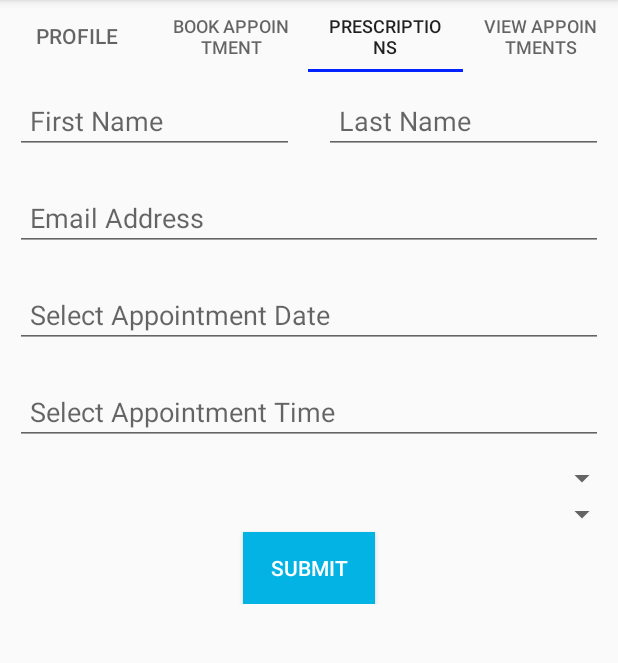
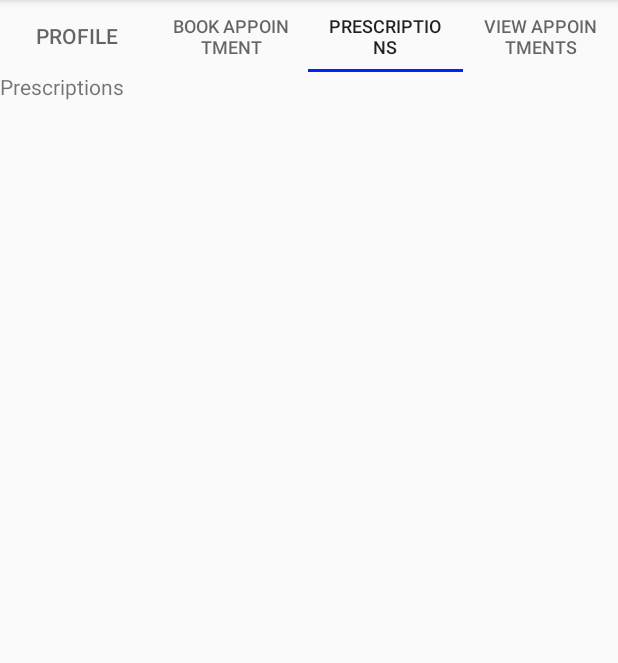
Before and after one commit to architkaila/DoctorOnTheGoApp, an Android app: the PatientProfile screen opened directly, with no data from a screen before it, tab 3 chosen, on a phone screen of 412 x 824 dp, the part 84-747 px from its top. Run offline under Robolectric (Android 15) with nearby library versions, the phone set to English and light mode, and no system bars; our stand-ins replace Firebase (no records; nobody signed in at launch, a user with empty details on screens opened directly).

```diff
--- a/app/src/main/java/software/doctoronthego/fragments/PatientAdaptor.java
+++ b/app/src/main/java/software/doctoronthego/fragments/PatientAdaptor.java
@@ -28,9 +28,9 @@ public class PatientAdaptor extends FragmentPagerAdapter {
         else if(position == 1) {
             return new PatientBookAppointment();
         } else if (position == 2) {
-            return new PatientBookAppointment();
+            return new PatientPrescriptions();
         } else {
-            return new PatientPrescriptions();
+            return new PatientViewAppointment();
         }
     }
 
--- a/app/src/main/java/software/doctoronthego/fragments/PatientBookAppointment.java
+++ b/app/src/main/java/software/doctoronthego/fragments/PatientBookAppointment.java
@@ -2,18 +2,42 @@ package software.doctoronthego.fragments;
 
 
 import android.os.Bundle;
+import android.support.annotation.NonNull;
+import android.support.annotation.Nullable;
 import android.support.v4.app.Fragment;
+import android.util.Log;
 import android.view.LayoutInflater;
 import android.view.View;
 import android.view.ViewGroup;
+import android.widget.Button;
+import android.widget.EditText;
+
+import com.google.android.gms.tasks.OnFailureListener;
+import com.google.android.gms.tasks.OnSuccessListener;
+import com.google.firebase.auth.FirebaseUser;
+import com.google.firebase.firestore.DocumentReference;
+import com.google.firebase.firestore.DocumentSnapshot;
+import com.google.firebase.firestore.EventListener;
+import com.google.firebase.firestore.FirebaseFirestore;
+import com.google.firebase.firestore.FirebaseFirestoreException;
+
+import java.util.HashMap;
+import java.util.Map;
 
 import software.doctoronthego.R;
+
+import static software.doctoronthego.fragments.PatientSignIn.mAuth;
 
 /**
  * A simple {@link Fragment} subclass.
  */
 public class PatientBookAppointment extends Fragment {
 
+    String userEmail;
+    EditText fname, lname, email, date, time;
+    FirebaseUser currentUser;
+    Button submit;
+    DocumentReference db;
 
     public PatientBookAppointment() {
         // Required empty public constructor
@@ -24,7 +48,61 @@ public class PatientBookAppointment extends Fragment {
     public View onCreateView(LayoutInflater inflater, ViewGroup container,
                              Bundle savedInstanceState) {
         // Inflate the layout for this fragment
-        return inflater.inflate(R.layout.fragment_patient_book_appointment, container, false);
+        View v = inflater.inflate(R.layout.fragment_patient_book_appointment, container, false);
+
+        fname = v.findViewById(R.id.fname);
+        lname = v.findViewById(R.id.lname);
+        email = v.findViewById(R.id.email);
+        currentUser = mAuth.getCurrentUser();
+        userEmail = currentUser.getEmail();
+        submit = v.findViewById(R.id.submit);
+        date = v.findViewById(R.id.datepicker);
+        time = v.findViewById(R.id.timepicker);
+
+        db = FirebaseFirestore.getInstance().collection("patientData").document(userEmail);
+        return v;
     }
 
+    @Override
+    public void onStart() {
+        super.onStart();
+        db.addSnapshotListener(getActivity(), new EventListener<DocumentSnapshot>() {
+            @Override
+            public void onEvent(DocumentSnapshot documentSnapshot, FirebaseFirestoreException e) {
+                if (documentSnapshot.exists()) {
+                    String mFirstName = (String) documentSnapshot.get("first_name");
+                    String mLastName = (String) documentSnapshot.get("last_name");
+                    fname.setText(mFirstName);
+                    lname.setText(mLastName);
+                    email.setText(userEmail);
+                }
+            }
+        });
+    }
+
+    @Override
+    public void onActivityCreated(@Nullable Bundle savedInstanceState) {
+        submit.setOnClickListener(new View.OnClickListener() {
+            @Override
+            public void onClick(View v) {
+
+                Map<String, Object> AppointmentData = new HashMap<>();
+                AppointmentData.put("date", date.getText().toString());
+                AppointmentData.put("time", time.getText().toString());
+
+                db.collection("Appointments").document().set(AppointmentData).addOnSuccessListener(new OnSuccessListener<Void>() {
+                    @Override
+                    public void onSuccess(Void aVoid) {
+                        Log.d("PatientBookAppointment", "Saved");
+                    }
+                }).addOnFailureListener(new OnFailureListener() {
+                    @Override
+                    public void onFailure(@NonNull Exception e) {
+                        Log.d("PatientBookAppointment", "Not Saved");
+                    }
+                });
+            }
+        });
+        super.onActivityCreated(savedInstanceState);
+    }
 }
--- a/app/src/main/java/software/doctoronthego/fragments/PatientProfile.java
+++ b/app/src/main/java/software/doctoronthego/fragments/PatientProfile.java
@@ -39,6 +39,24 @@ public class PatientProfile extends Fragment {
     }
 
     @Override
+    public View onCreateView(LayoutInflater inflater, ViewGroup container,
+                             Bundle savedInstanceState) {
+        // Inflate the layout for this fragment
+        View v = inflater.inflate(R.layout.fragment_patient_profile, container, false);
+        updateProfile = v.findViewById(R.id.updateProfile);
+        fname = v.findViewById(R.id.fname1);
+        lname = v.findViewById(R.id.lname1);
+        age = v.findViewById(R.id.age1);
+        address = v.findViewById(R.id.address1);
+        email = v.findViewById(R.id.email1);
+        currentUser = mAuth.getCurrentUser();
+        userEmail = currentUser.getEmail();
+
+        db = FirebaseFirestore.getInstance().collection("patientData").document(userEmail);
+        return v;
+    }
+
+    @Override
     public void onStart() {
         super.onStart();
         db.addSnapshotListener(getActivity(), new EventListener<DocumentSnapshot>() {
@@ -60,24 +78,6 @@ public class PatientProfile extends Fragment {
     }
 
     @Override
-    public View onCreateView(LayoutInflater inflater, ViewGroup container,
-                             Bundle savedInstanceState) {
-        // Inflate the layout for this fragment
-        View v = inflater.inflate(R.layout.fragment_patient_profile, container, false);
-        updateProfile = v.findViewById(R.id.updateProfile);
-        fname = v.findViewById(R.id.fname1);
-        lname = v.findViewById(R.id.lname1);
-        age = v.findViewById(R.id.age1);
-        address = v.findViewById(R.id.address1);
-        email = v.findViewById(R.id.email1);
-        currentUser = mAuth.getCurrentUser();
-        userEmail = currentUser.getEmail();
-
-        db = FirebaseFirestore.getInstance().collection("patientData").document(userEmail);
-        return v;
-    }
-
-    @Override
     public void onActivityCreated(@Nullable Bundle savedInstanceState) {
         updateProfile.setOnClickListener(new View.OnClickListener() {
             @Override
--- a/app/src/main/java/software/doctoronthego/fragments/PatientViewAppointment.java
+++ b/app/src/main/java/software/doctoronthego/fragments/PatientViewAppointment.java
@@ -2,18 +2,38 @@ package software.doctoronthego.fragments;
 
 
 import android.os.Bundle;
+import android.support.annotation.NonNull;
+import android.support.annotation.Nullable;
 import android.support.v4.app.Fragment;
+import android.util.Log;
 import android.view.LayoutInflater;
 import android.view.View;
 import android.view.ViewGroup;
+import android.widget.TextView;
+
+import com.google.android.gms.tasks.OnCompleteListener;
+import com.google.android.gms.tasks.Task;
+import com.google.firebase.auth.FirebaseUser;
+import com.google.firebase.firestore.DocumentReference;
+import com.google.firebase.firestore.DocumentSnapshot;
+import com.google.firebase.firestore.FirebaseFirestore;
+import com.google.firebase.firestore.QuerySnapshot;
 
 import software.doctoronthego.R;
+
+import static android.content.ContentValues.TAG;
+import static software.doctoronthego.fragments.PatientSignIn.mAuth;
 
 /**
  * A simple {@link Fragment} subclass.
  */
 public class PatientViewAppointment extends Fragment {
 
+    String userEmail;
+    FirebaseUser currentUser;
+    DocumentReference db;
+    TextView appointments;
+    StringBuilder data = new StringBuilder();
 
     public PatientViewAppointment() {
         // Required empty public constructor
@@ -23,8 +43,39 @@ public class PatientViewAppointment extends Fragment {
     @Override
     public View onCreateView(LayoutInflater inflater, ViewGroup container,
                              Bundle savedInstanceState) {
+
         // Inflate the layout for this fragment
-        return inflater.inflate(R.layout.fragment_patient_view_appointment, container, false);
+        View v = inflater.inflate(R.layout.fragment_patient_view_appointment, container, false);
+
+        currentUser = mAuth.getCurrentUser();
+        userEmail = currentUser.getEmail();
+        appointments = v.findViewById(R.id.appointments);
+        db = FirebaseFirestore.getInstance().collection("patientData").document(userEmail);
+        return v;
     }
 
+    @Override
+    public void onActivityCreated(@Nullable Bundle savedInstanceState) {
+        super.onActivityCreated(savedInstanceState);
+
+        db.collection("Appointments")
+                .get()
+                .addOnCompleteListener(new OnCompleteListener<QuerySnapshot>() {
+                    @Override
+                    public void onComplete(@NonNull Task<QuerySnapshot> task) {
+
+                        if (task.isSuccessful()) {
+                            data.setLength(0);
+                            for (DocumentSnapshot doc : task.getResult()) {
+                                data.append(doc.getString("date")).append("    ").append(doc.getString("time")).append("\n");
+                                Log.d(TAG, doc.getId() + " => " + doc.getData());
+                            }
+                            appointments.setText(data.toString());
+
+                        } else {
+                            Log.d(TAG, "Error getting documents: ", task.getException());
+                        }
+                    }
+                });
+    }
 }
--- a/app/src/main/res/layout/fragment_patient_book_appointment.xml
+++ b/app/src/main/res/layout/fragment_patient_book_appointment.xml
@@ -20,8 +20,7 @@
                 android:layout_height="wrap_content"
                 android:layout_margin="10dp"
                 android:layout_weight="1"
-                android:hint="@string/signup_hint_1"
-                android:inputType="textPersonName"
+                android:inputType="none"
                 android:padding="10dp"
                 />
 
@@ -31,8 +30,7 @@
                 android:layout_height="wrap_content"
                 android:layout_margin="10dp"
                 android:layout_weight="1"
-                android:hint="@string/signup_hint_2"
-                android:inputType="textPersonName"
+                android:inputType="none"
                 android:padding="10dp"/>
         </LinearLayout>
 
@@ -42,8 +40,7 @@
             android:layout_width="match_parent"
             android:layout_height="wrap_content"
             android:layout_margin="10dp"
-            android:hint="@string/signup_hint_3"
-            android:inputType="textEmailAddress"
+            android:inputType="none"
             android:padding="10dp"/>
 
         <EditText
@@ -51,7 +48,7 @@
             android:layout_width="match_parent"
             android:layout_height="wrap_content"
             android:layout_margin="10dp"
-            android:clickable="true"
+            android:clickable="false"
             android:hint="Select Appointment Date"
             android:padding="10dp"/>
 
@@ -60,39 +57,18 @@
             android:layout_width="match_parent"
             android:layout_height="wrap_content"
             android:layout_margin="10dp"
-            android:clickable="true"
+            android:clickable="false"
             android:hint="Select Appointment Time"
             android:padding="10dp"/>
 
-
-        <!--<ListView-->
-        <!--android:id="@+id/doclist"-->
-        <!--android:layout_width="match_parent"-->
-        <!--android:layout_height="300dp">-->
-
-        <!--</ListView>-->
-
-        <Spinner
-            android:id="@+id/selectspeciality"
-            android:layout_width="match_parent"
-            android:layout_height="wrap_content">
-
-        </Spinner>
-
-        <Spinner
-            android:id="@+id/selectdoctor"
-            android:layout_width="match_parent"
-            android:layout_height="wrap_content">
-
-        </Spinner>
         <Button
             android:id="@+id/submit"
             android:layout_width="wrap_content"
             android:layout_height="wrap_content"
             android:layout_gravity="center"
+            android:background="@color/colorButton"
             android:text="Submit"
-            android:textColor="@color/white"
-            android:background="@color/colorButton"/>
+            android:textColor="@color/white" />
 
     </LinearLayout>
 
```
Also changed, not shown: app/src/main/res/layout/fragment_patient_view_appointment.xml (+13 -23 lines).
